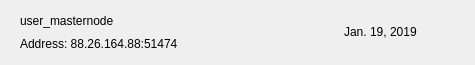
PivxLiteDev/PivxLite, file src/qt/pivxl/forms/mnrow.ui: the form before one commit.
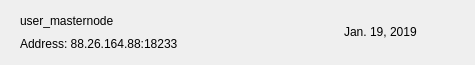
The form after the commit. Icons and pictures are not drawn.

Diff of the .ui file:
```diff
--- a/src/qt/pivxl/forms/mnrow.ui
+++ b/src/qt/pivxl/forms/mnrow.ui
@@ -87,7 +87,7 @@
          <item>
           <widget class="QLabel" name="labelAddress">
            <property name="text">
-            <string>Address: 88.26.164.88:51474</string>
+            <string>Address: 88.26.164.88:18233</string>
            </property>
           </widget>
          </item>
```
